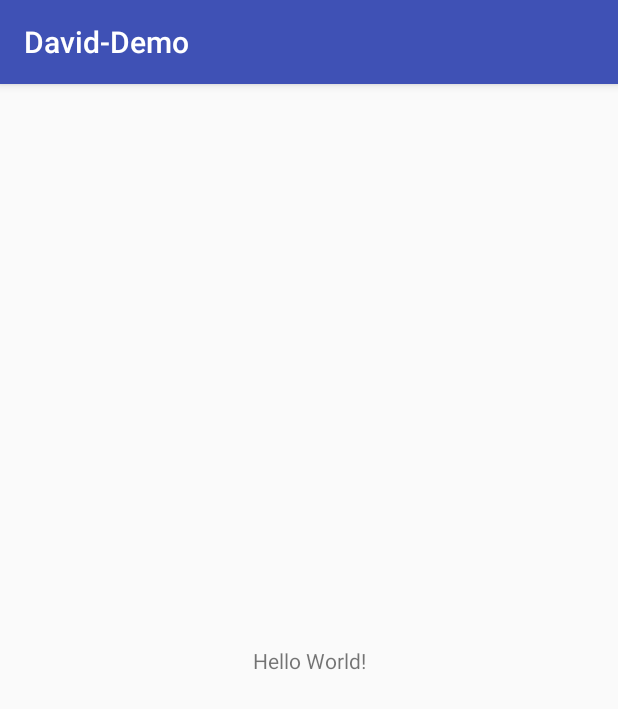
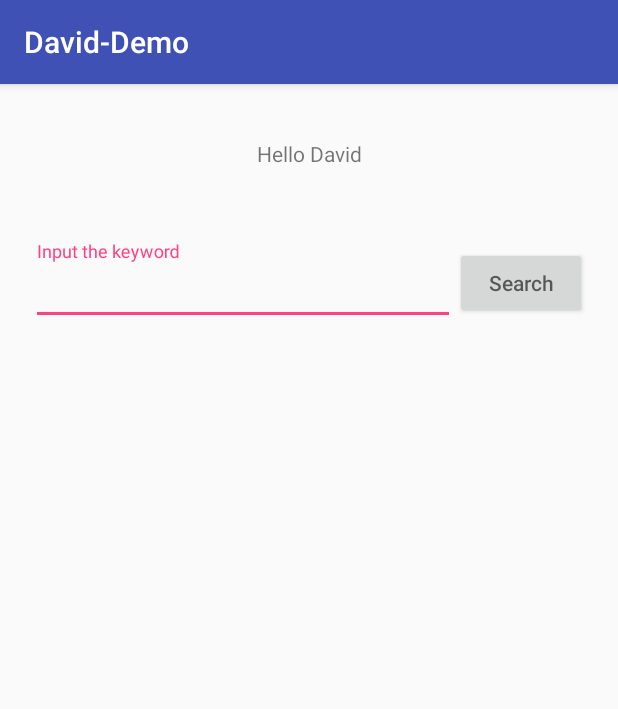
Before and after one commit to AoShenFengYu/David-Demo, an Android app: the screen it shows after launch (MainActivity), on a phone screen of 412 x 824 dp. Shown: the top 709 px of the screen. Run offline under Robolectric (Android 15) with nearby library versions, the phone set to English and light mode, and no system bars; our stand-ins replace Dagger/Hilt's generated code.

Commit message:
更新 target SDK version to 27 View 新增Demo UI Model 新增 Itunes搜尋功能

```diff
--- a/app/build.gradle
+++ b/app/build.gradle
@@ -1,11 +1,11 @@
 apply plugin: 'com.android.application'
 
 android {
-    compileSdkVersion 26
+    compileSdkVersion 27
     defaultConfig {
         applicationId "com.aoshen.fengyu.david_demo"
         minSdkVersion 21
-        targetSdkVersion 26
+        targetSdkVersion 27
         versionCode 1
         versionName "1.0"
         testInstrumentationRunner "android.support.test.runner.AndroidJUnitRunner"
@@ -20,7 +20,8 @@ android {
 
 dependencies {
     implementation fileTree(dir: 'libs', include: ['*.jar'])
-    implementation 'com.android.support:appcompat-v7:26.1.0'
+    implementation 'com.android.support:appcompat-v7:27.1.0'
+    implementation 'com.android.support:design:27.1.0'
     implementation 'com.android.support.constraint:constraint-layout:1.0.2'
     testImplementation 'junit:junit:4.12'
     androidTestImplementation 'com.android.support.test:runner:1.0.1'
--- a/app/src/main/res/layout/activity_main.xml
+++ b/app/src/main/res/layout/activity_main.xml
@@ -7,12 +7,83 @@
     tools:context="com.aoshen.fengyu.david_demo.MainActivity">
 
     <TextView
+        android:id="@+id/activity_main_title"
         android:layout_width="wrap_content"
         android:layout_height="wrap_content"
-        android:text="Hello World!"
-        app:layout_constraintBottom_toBottomOf="parent"
+        android:text="@string/hello_david"
+        app:layout_constraintBottom_toTopOf="@+id/activity_main_search_bar_guide_line_top"
         app:layout_constraintLeft_toLeftOf="parent"
         app:layout_constraintRight_toRightOf="parent"
         app:layout_constraintTop_toTopOf="parent" />
 
+    <android.support.constraint.Guideline
+        android:id="@+id/activity_main_content_guide_line_left"
+        android:layout_width="wrap_content"
+        android:layout_height="wrap_content"
+        android:orientation="vertical"
+        app:layout_constraintGuide_percent="0.05" />
+
+    <android.support.constraint.Guideline
+        android:id="@+id/activity_main_content_guide_line_right"
+        android:layout_width="wrap_content"
+        android:layout_height="wrap_content"
+        android:orientation="vertical"
+        app:layout_constraintGuide_percent="0.95" />
+
+    <android.support.constraint.Guideline
+        android:id="@+id/activity_main_search_bar_guide_line_top"
+        android:layout_width="wrap_content"
+        android:layout_height="wrap_content"
+        android:orientation="horizontal"
+        app:layout_constraintGuide_percent="0.12" />
+
+    <android.support.constraint.Guideline
+        android:id="@+id/activity_main_search_bar_guide_line_bottom"
+        android:layout_width="wrap_content"
+        android:layout_height="wrap_content"
+        android:orientation="horizontal"
+        app:layout_constraintGuide_percent="0.225" />
+
+    <Button
+        android:id="@+id/activity_main_search_button"
+        android:layout_width="wrap_content"
+        android:layout_height="wrap_content"
+        android:hint="@string/search"
+        app:layout_constraintBottom_toTopOf="@+id/activity_main_search_bar_guide_line_bottom"
+        app:layout_constraintRight_toLeftOf="@+id/activity_main_content_guide_line_right"
+        app:layout_constraintTop_toBottomOf="@+id/activity_main_search_bar_guide_line_top" />
+
+    <android.support.design.widget.TextInputLayout
+        android:id="@+id/activity_main_text_input_layout"
+        android:layout_width="0dp"
+        android:layout_height="wrap_content"
+        app:layout_constraintBottom_toTopOf="@+id/activity_main_search_bar_guide_line_bottom"
+        app:layout_constraintLeft_toRightOf="@+id/activity_main_content_guide_line_left"
+        app:layout_constraintRight_toLeftOf="@+id/activity_main_search_button"
+        app:layout_constraintTop_toBottomOf="@+id/activity_main_search_bar_guide_line_top">
+
+        <EditText
+            android:id="@+id/activity_main_edit_text"
+            android:layout_width="match_parent"
+            android:layout_height="wrap_content"
+            android:hint="@string/search_hint"
+            android:singleLine="true" />
+
+    </android.support.design.widget.TextInputLayout>
+
+    <android.support.constraint.Guideline
+        android:id="@+id/activity_main_list_guide_line_bottom"
+        android:layout_width="wrap_content"
+        android:layout_height="wrap_content"
+        android:orientation="horizontal"
+        app:layout_constraintGuide_percent="0.95" />
+
+    <android.support.v7.widget.RecyclerView
+        android:layout_width="0dp"
+        android:layout_height="0dp"
+        app:layout_constraintBottom_toTopOf="@+id/activity_main_list_guide_line_bottom"
+        app:layout_constraintLeft_toRightOf="@+id/activity_main_content_guide_line_left"
+        app:layout_constraintRight_toLeftOf="@+id/activity_main_content_guide_line_right"
+        app:layout_constraintTop_toBottomOf="@+id/activity_main_search_bar_guide_line_bottom" />
+
 </android.support.constraint.ConstraintLayout>
--- a/app/src/main/res/values/strings.xml
+++ b/app/src/main/res/values/strings.xml
@@ -1,5 +1,7 @@
 <resources>
     <string name="app_name">David-Demo</string>
-    <string name="key_dribbble_clinet_id">DRIBBBLE_CLIENT_ID</string>
+    <string name="hello_david">Hello David</string>
+    <string name="search_hint">Input the keyword</string>
+    <string name="search">Search</string>
 
 </resources>
```
